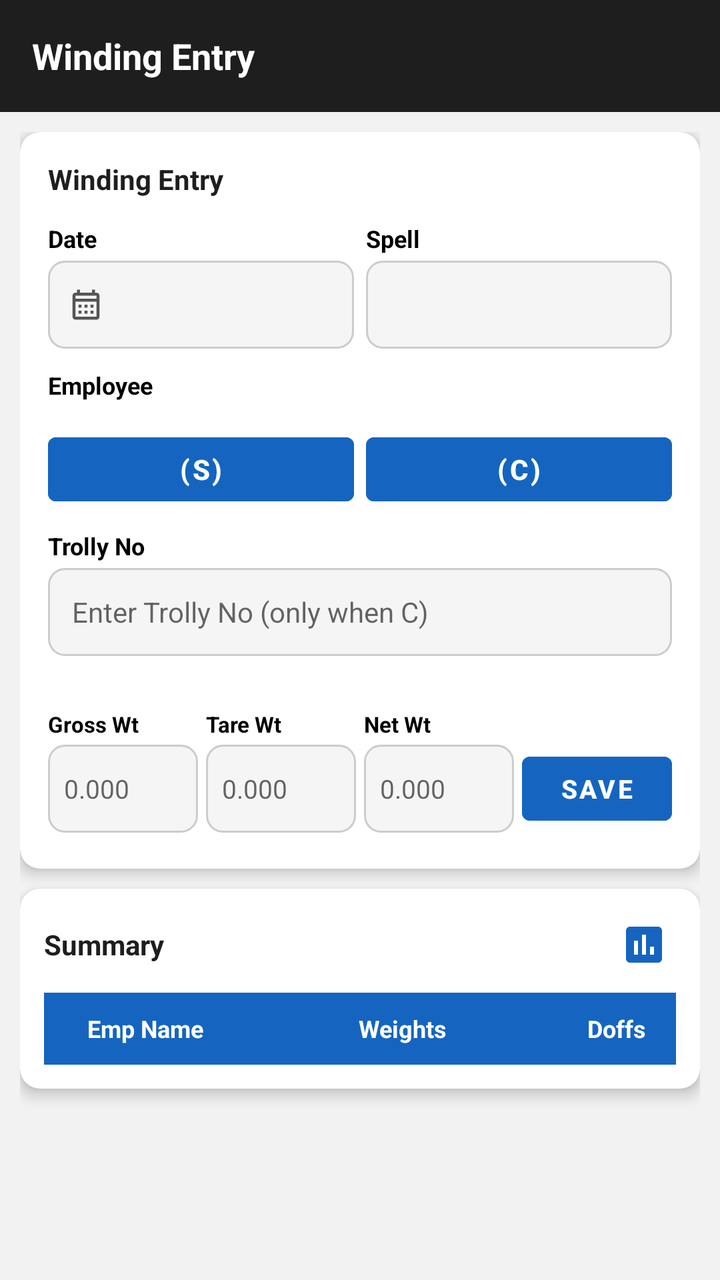
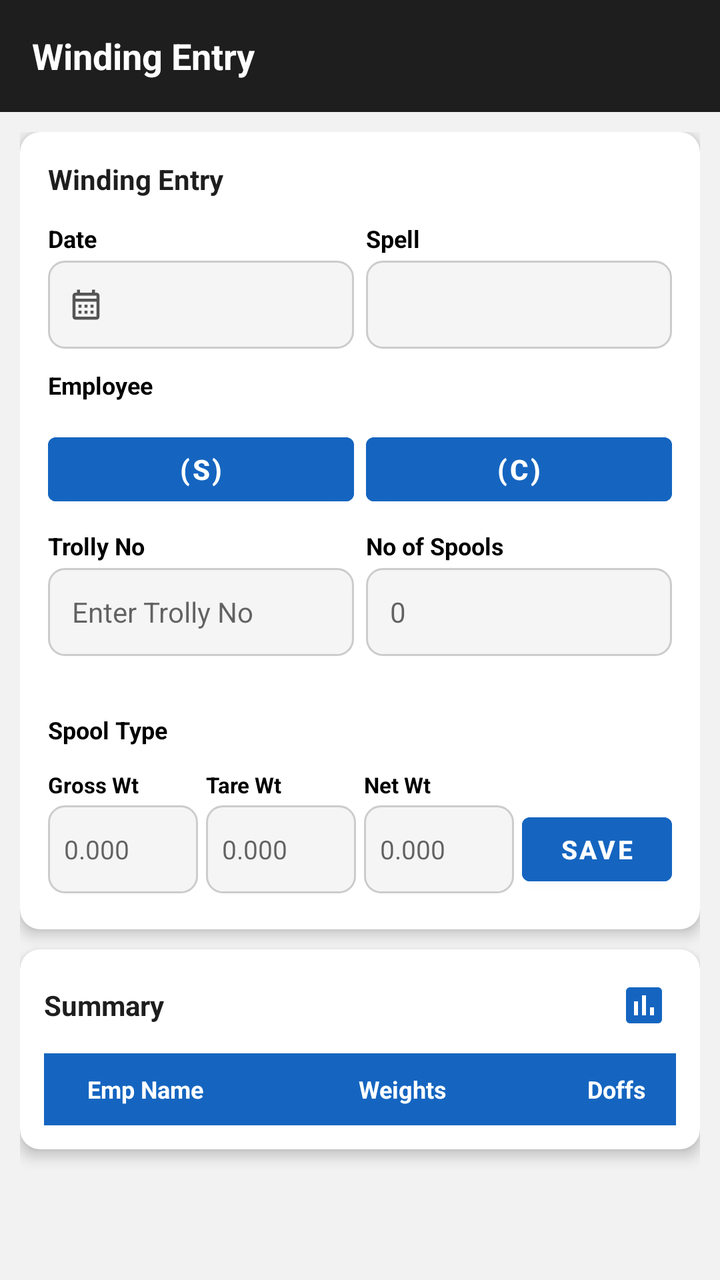

Before-and-after screenshots of an Android layout around one commit, followed by the original layout XML and the change that was made.
<!-- AndroidManifest.xml: application theme Theme.MyHrms -->
<!-- res/layout/activity_winding_entry.xml -->
<?xml version="1.0" encoding="utf-8"?>
<LinearLayout xmlns:android="http://schemas.android.com/apk/res/android"
    xmlns:app="http://schemas.android.com/apk/res-auto"
    android:layout_width="match_parent"
    android:layout_height="match_parent"
    android:orientation="vertical"
    android:background="#F2F2F2">

    <androidx.appcompat.widget.Toolbar
        android:id="@+id/toolbar"
        android:layout_width="match_parent"
        android:layout_height="?attr/actionBarSize"
        android:background="#1E1E1E"
        app:titleTextColor="@color/white">
        <TextView
            android:layout_width="wrap_content"
            android:layout_height="wrap_content"
            android:text="Winding Entry"
            android:textColor="#FFFFFF"
            android:textSize="18sp"
            android:textStyle="bold" />
    </androidx.appcompat.widget.Toolbar>

    <androidx.core.widget.NestedScrollView
        android:layout_width="match_parent"
        android:layout_height="match_parent"
        android:fillViewport="true">

        <LinearLayout
            android:layout_width="match_parent"
            android:layout_height="wrap_content"
            android:orientation="vertical"
            android:padding="10dp">

            
            <androidx.cardview.widget.CardView
                android:layout_width="match_parent"
                android:layout_height="wrap_content"
                android:layout_marginBottom="10dp"
                app:cardCornerRadius="10dp"
                app:cardElevation="4dp"
                app:cardBackgroundColor="#FFFFFF">

                <LinearLayout
                    android:layout_width="match_parent"
                    android:layout_height="wrap_content"
                    android:orientation="vertical"
                    android:padding="14dp">

                    <TextView
                        android:layout_width="wrap_content"
                        android:layout_height="wrap_content"
                        android:text="Winding Entry"
                        android:textSize="14sp"
                        android:textStyle="bold"
                        android:textColor="#1E1E1E"
                        android:layout_marginBottom="12dp" />

                    
                    <LinearLayout
                        android:layout_width="match_parent"
                        android:layout_height="wrap_content"
                        android:orientation="horizontal"
                        android:weightSum="2"
                        android:layout_marginBottom="10dp">

                        <LinearLayout
                            android:layout_width="0dp"
                            android:layout_height="wrap_content"
                            android:layout_weight="1"
                            android:orientation="vertical"
                            android:layout_marginEnd="6dp">
                            <TextView
                                android:layout_width="wrap_content"
                                android:layout_height="wrap_content"
                                android:text="Date"
                                android:textColor="#000000"
                                android:textSize="12sp"
                                android:textStyle="bold"
                                android:layout_marginBottom="3dp"/>
                            <LinearLayout
                                android:id="@+id/btnEntryDate"
                                android:layout_width="match_parent"
                                android:layout_height="44dp"
                                android:background="@drawable/bg_input_rounded_light"
                                android:gravity="center_vertical"
                                android:orientation="horizontal"
                                android:paddingStart="10dp"
                                android:paddingEnd="10dp"
                                android:clickable="true"
                                android:focusable="true">
                                <ImageView
                                    android:layout_width="18dp"
                                    android:layout_height="18dp"
                                    android:src="@drawable/ic_calendar"
                                    android:layout_marginEnd="6dp"
                                    app:tint="#555555"/>
                                <TextView
                                    android:id="@+id/tvEntryDate"
                                    android:layout_width="0dp"
                                    android:layout_height="wrap_content"
                                    android:layout_weight="1"
                                    android:textColor="#1E1E1E"
                                    android:textSize="14sp"/>
                            </LinearLayout>
                        </LinearLayout>

                        <LinearLayout
                            android:layout_width="0dp"
                            android:layout_height="wrap_content"
                            android:layout_weight="1"
                            android:orientation="vertical">
                            <TextView
                                android:layout_width="wrap_content"
                                android:layout_height="wrap_content"
                                android:text="Spell"
                                android:textColor="#000000"
                                android:textSize="12sp"
                                android:textStyle="bold"
                                android:layout_marginBottom="3dp"/>
                            <Spinner
                                android:id="@+id/spEntrySpell"
                                android:layout_width="match_parent"
                                android:layout_height="44dp"
                                android:background="@drawable/bg_input_rounded_light"
                                android:paddingStart="10dp"
                                android:paddingEnd="10dp"/>
                        </LinearLayout>
                    </LinearLayout>

                    
                    <TextView
                        android:layout_width="wrap_content"
                        android:layout_height="wrap_content"
                        android:text="Employee"
                        android:textColor="#000000"
                        android:textSize="12sp"
                        android:textStyle="bold"
                        android:layout_marginBottom="4dp"/>

                    <HorizontalScrollView
                        android:layout_width="match_parent"
                        android:layout_height="wrap_content"
                        android:scrollbars="none"
                        android:layout_marginBottom="4dp">
                        <LinearLayout
                            android:id="@+id/llEmpButtons"
                            android:layout_width="wrap_content"
                            android:layout_height="wrap_content"
                            android:orientation="horizontal"
                            android:paddingBottom="4dp"/>
                    </HorizontalScrollView>

                    <TextView
                        android:id="@+id/tvEmpStatus"
                        android:layout_width="wrap_content"
                        android:layout_height="wrap_content"
                        android:text=""
                        android:textSize="12sp"
                        android:textColor="#777777"
                        android:layout_marginBottom="10dp"
                        android:visibility="gone"/>

                    
                    <LinearLayout
                        android:layout_width="match_parent"
                        android:layout_height="wrap_content"
                        android:orientation="horizontal"
                        android:weightSum="2"
                        android:layout_marginBottom="8dp">

                        <Button
                            android:id="@+id/btnTypeS"
                            android:layout_width="0dp"
                            android:layout_height="44dp"
                            android:layout_weight="1"
                            android:layout_marginEnd="6dp"
                            android:text="(S)"
                            android:textSize="14sp"
                            android:textStyle="bold"
                            android:textColor="#FFFFFF"
                            android:backgroundTint="#1565C0"/>

                        <Button
                            android:id="@+id/btnTypeC"
                            android:layout_width="0dp"
                            android:layout_height="44dp"
                            android:layout_weight="1"
                            android:text="(C)"
                            android:textSize="14sp"
                            android:textStyle="bold"
                            android:textColor="#FFFFFF"
                            android:backgroundTint="#1565C0"/>
                    </LinearLayout>

                    <LinearLayout
                        android:layout_width="match_parent"
                        android:layout_height="wrap_content"
                        android:orientation="vertical"
                        android:layout_marginBottom="10dp">
                        <TextView
                            android:layout_width="wrap_content"
                            android:layout_height="wrap_content"
                            android:text="Trolly No"
                            android:textColor="#000000"
                            android:textSize="12sp"
                            android:textStyle="bold"
                            android:layout_marginBottom="3dp"/>
                        <EditText
                            android:id="@+id/etTrollyNo"
                            android:layout_width="match_parent"
                            android:layout_height="44dp"
                            android:background="@drawable/bg_input_rounded_light"
                            android:hint="Enter Trolly No (only when C)"
                            android:inputType="number"
                            android:paddingStart="12dp"
                            android:paddingEnd="12dp"
                            android:textSize="14sp"
                            android:textColor="#1E1E1E"
                            android:enabled="false"
                            android:imeOptions="actionNext"/>
                        <TextView
                            android:id="@+id/tvTrollyInfo"
                            android:layout_width="wrap_content"
                            android:layout_height="wrap_content"
                            android:text=""
                            android:textSize="11sp"
                            android:layout_marginTop="2dp"/>
                    </LinearLayout>

                    
                    <LinearLayout
                        android:layout_width="match_parent"
                        android:layout_height="wrap_content"
                        android:orientation="horizontal"
                        android:weightSum="4"
                        android:layout_marginBottom="4dp">

                        <LinearLayout
                            android:layout_width="0dp"
                            android:layout_height="wrap_content"
                            android:layout_weight="1"
                            android:orientation="vertical"
                            android:layout_marginEnd="4dp">
                            <TextView
                                android:layout_width="wrap_content"
                                android:layout_height="wrap_content"
                                android:text="Gross Wt"
                                android:textColor="#000000"
                                android:textSize="11sp"
                                android:textStyle="bold"
                                android:layout_marginBottom="3dp"/>
                            <EditText
                                android:id="@+id/etGrossWt"
                                android:layout_width="match_parent"
                                android:layout_height="44dp"
                                android:background="@drawable/bg_input_rounded_light"
                                android:hint="0.000"
                                android:inputType="numberDecimal"
                                android:paddingStart="8dp"
                                android:paddingEnd="8dp"
                                android:textSize="13sp"
                                android:textColor="#1E1E1E"
                                android:imeOptions="actionNext"/>
                        </LinearLayout>

                        <LinearLayout
                            android:layout_width="0dp"
                            android:layout_height="wrap_content"
                            android:layout_weight="1"
                            android:orientation="vertical"
                            android:layout_marginEnd="4dp">
                            <TextView
                                android:layout_width="wrap_content"
                                android:layout_height="wrap_content"
                                android:text="Tare Wt"
                                android:textColor="#000000"
                                android:textSize="11sp"
                                android:textStyle="bold"
                                android:layout_marginBottom="3dp"/>
                            <EditText
                                android:id="@+id/etTareWt"
                                android:layout_width="match_parent"
                                android:layout_height="44dp"
                                android:background="@drawable/bg_input_rounded_light"
                                android:hint="0.000"
                                android:inputType="numberDecimal"
                                android:paddingStart="8dp"
                                android:paddingEnd="8dp"
                                android:textSize="13sp"
                                android:textColor="#1E1E1E"
                                android:focusable="false"/>
                        </LinearLayout>

                        <LinearLayout
                            android:layout_width="0dp"
                            android:layout_height="wrap_content"
                            android:layout_weight="1"
                            android:orientation="vertical"
                            android:layout_marginEnd="4dp">
                            <TextView
                                android:layout_width="wrap_content"
                                android:layout_height="wrap_content"
                                android:text="Net Wt"
                                android:textColor="#000000"
                                android:textSize="11sp"
                                android:textStyle="bold"
                                android:layout_marginBottom="3dp"/>
                            <EditText
                                android:id="@+id/etNetWt"
                                android:layout_width="match_parent"
                                android:layout_height="44dp"
                                android:background="@drawable/bg_input_rounded_light"
                                android:hint="0.000"
                                android:inputType="numberDecimal"
                                android:paddingStart="8dp"
                                android:paddingEnd="8dp"
                                android:textSize="13sp"
                                android:textColor="#1E1E1E"
                                android:focusable="false"/>
                        </LinearLayout>

                        <LinearLayout
                            android:layout_width="0dp"
                            android:layout_height="wrap_content"
                            android:layout_weight="1"
                            android:orientation="vertical">
                            <TextView
                                android:layout_width="wrap_content"
                                android:layout_height="wrap_content"
                                android:text=" "
                                android:textSize="11sp"
                                android:layout_marginBottom="3dp"/>
                            <Button
                                android:id="@+id/btnSave"
                                android:layout_width="match_parent"
                                android:layout_height="44dp"
                                android:text="Save"
                                android:textSize="13sp"
                                android:textColor="#FFFFFF"
                                android:backgroundTint="#1565C0"
                                android:textStyle="bold"/>
                        </LinearLayout>
                    </LinearLayout>

                </LinearLayout>
            </androidx.cardview.widget.CardView>

            
            <androidx.cardview.widget.CardView
                android:layout_width="match_parent"
                android:layout_height="wrap_content"
                android:layout_marginBottom="10dp"
                app:cardCornerRadius="10dp"
                app:cardElevation="4dp"
                app:cardBackgroundColor="#FFFFFF">

                <LinearLayout
                    android:layout_width="match_parent"
                    android:layout_height="wrap_content"
                    android:orientation="vertical"
                    android:padding="12dp">

                    <LinearLayout
                        android:layout_width="match_parent"
                        android:layout_height="wrap_content"
                        android:orientation="horizontal"
                        android:gravity="center_vertical"
                        android:layout_marginBottom="8dp">

                        <TextView
                            android:layout_width="0dp"
                            android:layout_height="wrap_content"
                            android:layout_weight="1"
                            android:text="Summary"
                            android:textSize="14sp"
                            android:textStyle="bold"
                            android:textColor="#1E1E1E"/>

                        <ImageView
                            android:id="@+id/ivQualityShiftReport"
                            android:layout_width="32dp"
                            android:layout_height="32dp"
                            android:src="@drawable/ic_report"
                            android:padding="4dp"
                            android:background="?android:attr/selectableItemBackgroundBorderless"
                            android:contentDescription="Quality-wise Shift-wise Report"
                            app:tint="#1565C0"/>

                    </LinearLayout>

                    
                    <LinearLayout
                        android:layout_width="match_parent"
                        android:layout_height="36dp"
                        android:orientation="horizontal"
                        android:background="#1565C0"
                        android:gravity="center_vertical"
                        android:paddingStart="8dp"
                        android:paddingEnd="8dp">
                        <TextView android:layout_width="0dp" android:layout_height="wrap_content"
                            android:layout_weight="2" android:text="Emp Name"
                            android:textColor="#FFFFFF" android:textStyle="bold"
                            android:textSize="12sp" android:gravity="center"/>
                        <TextView android:layout_width="0dp" android:layout_height="wrap_content"
                            android:layout_weight="4" android:text="Weights"
                            android:textColor="#FFFFFF" android:textStyle="bold"
                            android:textSize="12sp" android:gravity="center"/>
                        <TextView android:layout_width="0dp" android:layout_height="wrap_content"
                            android:layout_weight="1" android:text="Doffs"
                            android:textColor="#FFFFFF" android:textStyle="bold"
                            android:textSize="12sp" android:gravity="center"/>
                    </LinearLayout>

                    <androidx.recyclerview.widget.RecyclerView
                        android:id="@+id/rvSummary"
                        android:layout_width="match_parent"
                        android:layout_height="wrap_content"
                        android:nestedScrollingEnabled="false"/>

                    <TextView
                        android:id="@+id/tvSummaryEmpty"
                        android:layout_width="match_parent"
                        android:layout_height="wrap_content"
                        android:text="No records for selected date / spell"
                        android:textColor="#999999"
                        android:textSize="13sp"
                        android:gravity="center"
                        android:padding="16dp"
                        android:visibility="gone"/>

                    <ProgressBar
                        android:id="@+id/pbSummary"
                        android:layout_width="wrap_content"
                        android:layout_height="wrap_content"
                        android:layout_gravity="center"
                        android:visibility="gone"/>

                </LinearLayout>
            </androidx.cardview.widget.CardView>

        </LinearLayout>
    </androidx.core.widget.NestedScrollView>

</LinearLayout>
<!-- resources referenced by this layout -->
<resources>
  <color name="white">#FFFFFFFF</color>
  <!-- drawable bg_input_rounded_light (drawable) -->
  <?xml version="1.0" encoding="utf-8"?>
  <shape xmlns:android="http://schemas.android.com/apk/res/android"
      android:shape="rectangle">
      <solid android:color="#F5F5F5" />
      <corners android:radius="8dp" />
      <stroke
          android:width="1dp"
          android:color="#CCCCCC" />
  </shape>
  <!-- drawable ic_calendar (drawable) -->
  <?xml version="1.0" encoding="utf-8"?>
  <vector xmlns:android="http://schemas.android.com/apk/res/android"
      android:width="24dp"
      android:height="24dp"
      android:viewportWidth="24"
      android:viewportHeight="24">
      <path
          android:fillColor="#FFFFFF"
          android:pathData="M19,4h-1V2h-2v2H8V2H6v2H5C3.89,4 3.01,4.9 3.01,6L3,20c0,1.1 0.89,2 2,2h14c1.1,0 2,-0.9 2,-2V6C21,4.9 20.1,4 19,4zM19,20H5V10h14V20zM19,8H5V6h14V8zM9,14H7v-2h2V14zM13,14h-2v-2h2V14zM17,14h-2v-2h2V14zM9,18H7v-2h2V18zM13,18h-2v-2h2V18zM17,18h-2v-2h2V18z" />
  </vector>
  <!-- drawable ic_report (drawable) -->
  <?xml version="1.0" encoding="utf-8"?>
  <vector xmlns:android="http://schemas.android.com/apk/res/android"
      android:width="24dp"
      android:height="24dp"
      android:viewportWidth="24"
      android:viewportHeight="24">
      <path
          android:fillColor="#FFFFFF"
          android:pathData="M19,3H5C3.9,3 3,3.9 3,5v14c0,1.1 0.9,2 2,2h14c1.1,0 2,-0.9 2,-2V5C21,3.9 20.1,3 19,3zM9,17H7v-7h2V17zM13,17h-2V7h2V17zM17,17h-2v-4h2V17z" />
  </vector>
  <style name="Theme.MyHrms" parent="Theme.MaterialComponents.DayNight.NoActionBar">
          
          <item name="colorPrimary">@color/toolbar_dark_blue</item>
          <item name="colorPrimaryVariant">@color/toolbar_dark_blue</item>
          <item name="colorOnPrimary">@color/white</item>
          
          <item name="colorSecondary">@color/teal_200</item>
          <item name="colorSecondaryVariant">@color/teal_700</item>
          <item name="colorOnSecondary">@color/black</item>
          
          <item name="android:statusBarColor">@color/toolbar_dark_blue</item>
          
      </style>
  <color name="toolbar_dark_blue">#1B4332</color>
  <color name="teal_200">#FF03DAC5</color>
  <color name="teal_700">#FF018786</color>
  <color name="black">#FF000000</color>
</resources>

<!-- the commit's change to res/layout/activity_winding_entry.xml (unified diff, before → after) -->
@@ -193,40 +193,111 @@
                             android:backgroundTint="#1565C0"/>
                     </LinearLayout>
 
+                    
                     <LinearLayout
                         android:layout_width="match_parent"
                         android:layout_height="wrap_content"
-                        android:orientation="vertical"
-                        android:layout_marginBottom="10dp">
-                        <TextView
+                        android:orientation="horizontal"
+                        android:weightSum="2"
+                        android:layout_marginBottom="2dp">
+
+                        <LinearLayout
+                            android:layout_width="0dp"
+                            android:layout_height="wrap_content"
+                            android:layout_weight="1"
+                            android:orientation="vertical"
+                            android:layout_marginEnd="6dp">
+                            <TextView
+                                android:layout_width="wrap_content"
+                                android:layout_height="wrap_content"
+                                android:text="Trolly No"
+                                android:textColor="#000000"
+                                android:textSize="12sp"
+                                android:textStyle="bold"
+                                android:layout_marginBottom="3dp"/>
+                            <EditText
+                                android:id="@+id/etTrollyNo"
+                                android:layout_width="match_parent"
+                                android:layout_height="44dp"
+                                android:background="@drawable/bg_input_rounded_light"
+                                android:hint="Enter Trolly No"
+                                android:inputType="number"
+                                android:paddingStart="12dp"
+                                android:paddingEnd="12dp"
+                                android:textSize="14sp"
+                                android:textColor="#1E1E1E"
+                                android:imeOptions="actionNext"/>
+                        </LinearLayout>
+
+                        <LinearLayout
+                            android:layout_width="0dp"
+                            android:layout_height="wrap_content"
+                            android:layout_weight="1"
+                            android:orientation="vertical">
+                            <TextView
+                                android:layout_width="wrap_content"
+                                android:layout_height="wrap_content"
+                                android:text="No of Spools"
+                                android:textColor="#000000"
+                                android:textSize="12sp"
+                                android:textStyle="bold"
+                                android:layout_marginBottom="3dp"/>
+                            <EditText
+                                android:id="@+id/etNoOfSpools"
+                                android:layout_width="match_parent"
+                                android:layout_height="44dp"
+                                android:background="@drawable/bg_input_rounded_light"
+                                android:hint="0"
+                                android:inputType="number"
+                                android:paddingStart="12dp"
+                                android:paddingEnd="12dp"
+                                android:textSize="14sp"
+                                android:textColor="#1E1E1E"
+                                android:imeOptions="actionDone"/>
+                        </LinearLayout>
+                    </LinearLayout>
+
+                    <TextView
+                        android:id="@+id/tvTrollyInfo"
+                        android:layout_width="wrap_content"
+                        android:layout_height="wrap_content"
+                        android:text=""
+                        android:textSize="11sp"
+                        android:layout_marginBottom="10dp"
+                        android:layout_marginTop="2dp"/>
+
+                    
+                    <TextView
+                        android:layout_width="wrap_content"
+                        android:layout_height="wrap_content"
+                        android:text="Spool Type"
+                        android:textColor="#000000"
+                        android:textSize="12sp"
+                        android:textStyle="bold"
+                        android:layout_marginBottom="4dp"/>
+
+                    <HorizontalScrollView
+                        android:layout_width="match_parent"
+                        android:layout_height="wrap_content"
+                        android:scrollbars="none"
+                        android:layout_marginBottom="4dp">
+                        <LinearLayout
+                            android:id="@+id/llSpoolButtons"
                             android:layout_width="wrap_content"
                             android:layout_height="wrap_content"
-                            android:text="Trolly No"
-                            android:textColor="#000000"
-                            android:textSize="12sp"
-                            android:textStyle="bold"
-                            android:layout_marginBottom="3dp"/>
-                        <EditText
-                            android:id="@+id/etTrollyNo"
-                            android:layout_width="match_parent"
-                            android:layout_height="44dp"
-                            android:background="@drawable/bg_input_rounded_light"
-                            android:hint="Enter Trolly No (only when C)"
-                            android:inputType="number"
-                            android:paddingStart="12dp"
-                            android:paddingEnd="12dp"
-                            android:textSize="14sp"
-                            android:textColor="#1E1E1E"
-                            android:enabled="false"
-                            android:imeOptions="actionNext"/>
-                        <TextView
-                            android:id="@+id/tvTrollyInfo"
-                            android:layout_width="wrap_content"
-                            android:layout_height="wrap_content"
-                            android:text=""
-                            android:textSize="11sp"
-                            android:layout_marginTop="2dp"/>
-                    </LinearLayout>
+                            android:orientation="horizontal"
+                            android:paddingBottom="4dp"/>
+                    </HorizontalScrollView>
+
+                    <TextView
+                        android:id="@+id/tvSpoolStatus"
+                        android:layout_width="wrap_content"
+                        android:layout_height="wrap_content"
+                        android:text=""
+                        android:textSize="12sp"
+                        android:textColor="#777777"
+                        android:layout_marginBottom="10dp"
+                        android:visibility="gone"/>
 
                     
                     <LinearLayout
